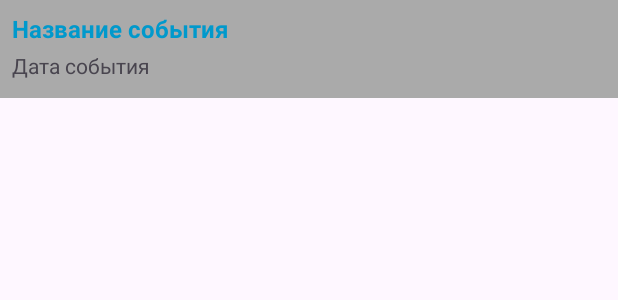
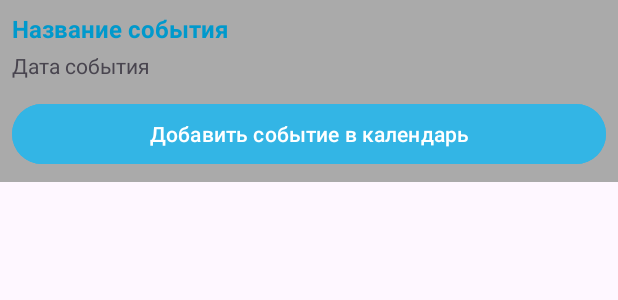
Before and after one commit to YupiSoftwarePunk/EventsCalendar, an Android app: the layout event_list_fragment.xml on its own in the app's theme, with its tools: preview values and no code run, on a phone screen of 412 x 824 dp. Shown: the top 300 px of the screen. Run offline under Robolectric (Android 15) with nearby library versions, the phone set to English and light mode, and no system bars.

Commit message:
Addede button in list fragment and tried to fix bugs

```diff
--- a/app/src/main/res/layout/event_list_fragment.xml
+++ b/app/src/main/res/layout/event_list_fragment.xml
@@ -24,4 +24,12 @@
         android:text="Дата события"
         android:textSize="14sp"
         android:layout_marginBottom="4dp"/>
+
+    <Button
+        android:id="@+id/btnAddToCalendar"
+        android:layout_width="match_parent"
+        android:layout_height="wrap_content"
+        android:text="Добавить событие в календарь"
+        android:layout_marginTop="8dp"
+        android:backgroundTint="@android:color/holo_blue_light"/>
 </LinearLayout>
```
Also changed, not shown: app/src/main/java/com/example/eventscalendar/ThirdActivity.java (+12 -2 lines).
